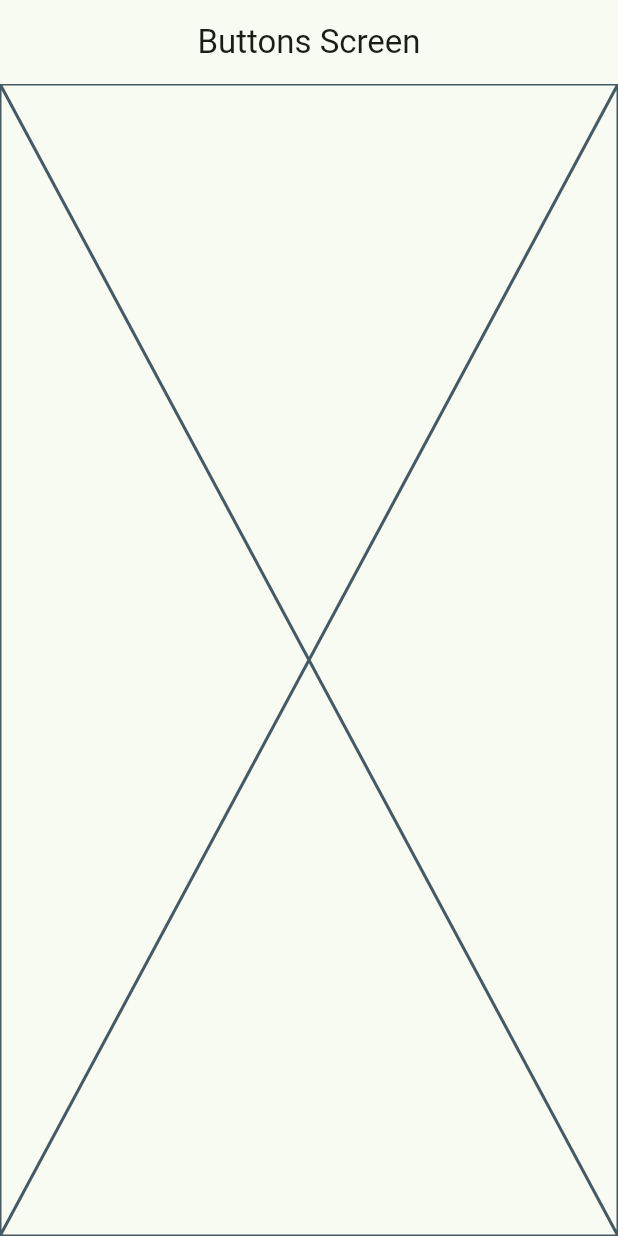
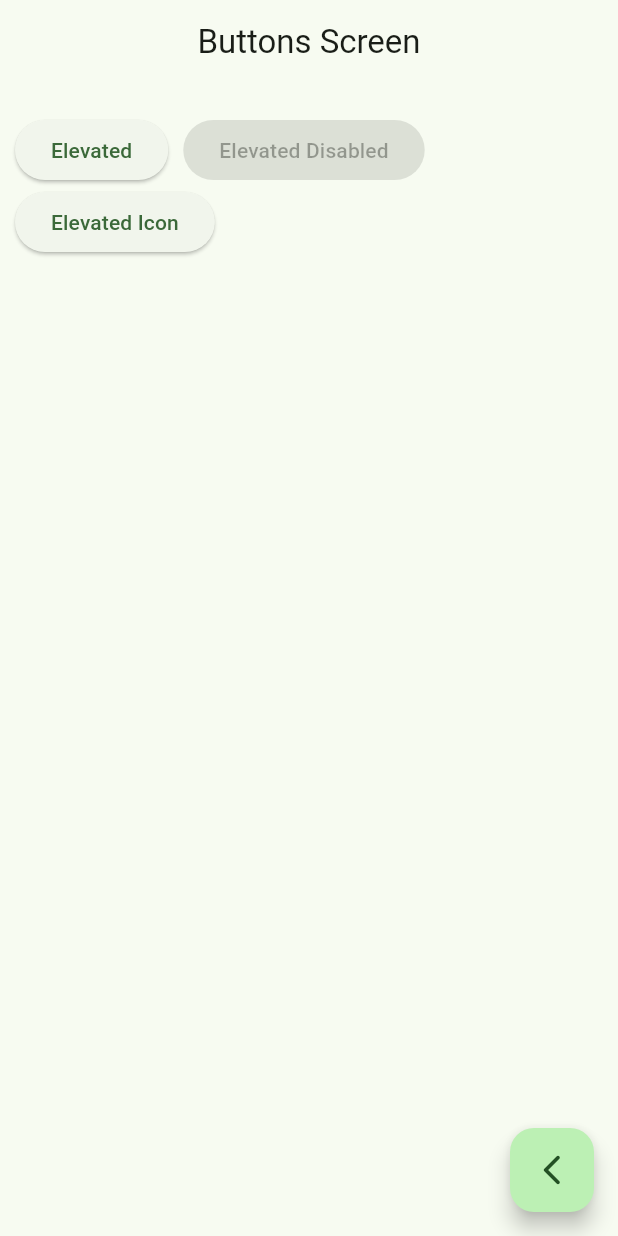
Before and after one commit to ruespe/Flutter, a Flutter app: the ButtonsScreen screen opened by its route, on a phone screen of 412 x 824 dp. Run offline on Flutter 3.47's test engine with Material 3 defaults, Android fonts, the phone set to English and light mode, and no system bars; our stand-ins replace go_router.

Commit message:
Botones a medias minuto 5

```diff
--- a/lib/presentation/screens/buttons/buttons_screen.dart
+++ b/lib/presentation/screens/buttons/buttons_screen.dart
@@ -1,4 +1,5 @@
 import 'package:flutter/material.dart';
+import 'package:go_router/go_router.dart';
 
 class ButtonsScreen extends StatelessWidget {
 
@@ -12,7 +13,32 @@ class ButtonsScreen extends StatelessWidget {
       appBar: AppBar(
         title: const Text('Buttons Screen'),
       ),
-      body: const Placeholder(),
+      body: _ButtonsView(),
+      floatingActionButton: FloatingActionButton(
+        child:  Icon(Icons.arrow_back_ios_new_rounded),
+        onPressed: () {
+          context.pop();
+        },
+      ),
     );
   }
 }
+
+class _ButtonsView extends StatelessWidget {
+  const _ButtonsView( );
+
+  @override
+  Widget build(BuildContext context) {
+    return Padding(
+      padding: const EdgeInsets.symmetric(horizontal: 10, vertical: 20),
+      child: Wrap(
+        spacing: 10,
+        children: [
+          ElevatedButton(onPressed: () {}, child: const Text('Elevated')),
+          const ElevatedButton(onPressed: null, child: Text('Elevated Disabled')),
+          ElevatedButton.icon(onPressed: () {}, label: const Text('Elevated Icon'))
+        ],
+      ),
+    );
+  }
+}
```
